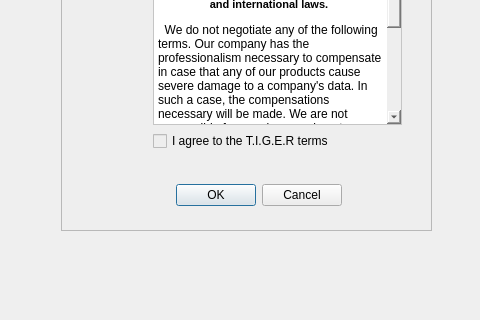
Qt form forms/MainWindow.ui (tigerjpg/cybersecurity) before a commit; both pictures show x 149 to 629 and y 280 to 600 of the 800 by 600 pixel window.
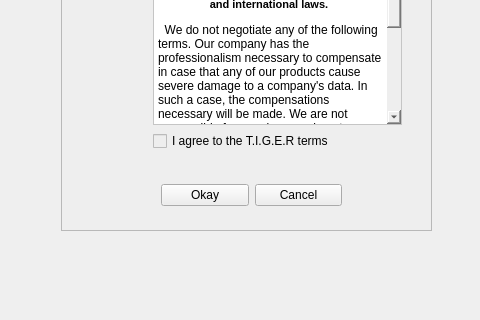
The same form after that commit. Icons and pictures are not drawn. Custom widgets are drawn as their Qt base class.

Commit message: registers new customer (adds to db)

```diff
--- a/forms/MainWindow.ui
+++ b/forms/MainWindow.ui
@@ -427,9 +427,9 @@
        </property>
        <layout class="QHBoxLayout" name="horizontalLayout_2">
         <item>
-         <widget class="QDialogButtonBox" name="register_buttonBox">
-          <property name="standardButtons">
-           <set>QDialogButtonBox::Ok</set>
+         <widget class="QPushButton" name="register_okay_button">
+          <property name="text">
+           <string>Okay</string>
           </property>
          </widget>
         </item>
```
Left out of the diff: 5 changed lines with no effect on the pictures. The commit also changes 3 other files.
